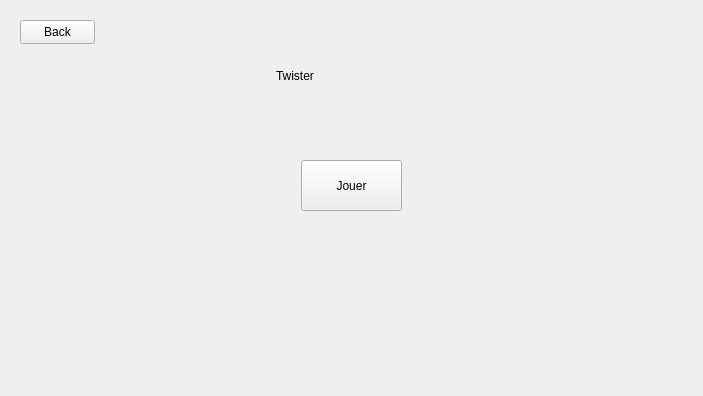
Before: the Qt Designer form testIHMClimingProject/testIHMClimingProject/twisterMenu.ui in simplyyCarlos/ClimbingProject, drawn with Qt 5.
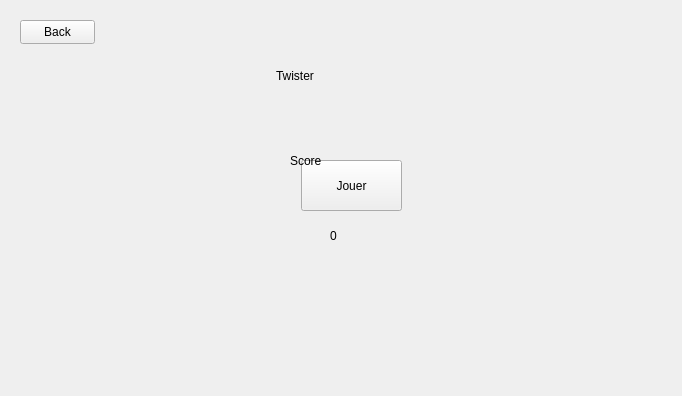
After: the same form once the commit is applied.

What changed in the file:
```diff
--- a/testIHMClimingProject/testIHMClimingProject/twisterMenu.ui
+++ b/testIHMClimingProject/testIHMClimingProject/twisterMenu.ui
@@ -6,7 +6,7 @@
    <rect>
     <x>0</x>
     <y>0</y>
-    <width>703</width>
+    <width>682</width>
     <height>396</height>
    </rect>
   </property>
@@ -52,6 +52,32 @@
     <string>Back</string>
    </property>
   </widget>
+  <widget class="QLabel" name="label_score">
+   <property name="geometry">
+    <rect>
+     <x>290</x>
+     <y>130</y>
+     <width>151</width>
+     <height>61</height>
+    </rect>
+   </property>
+   <property name="text">
+    <string>Score</string>
+   </property>
+  </widget>
+  <widget class="QLabel" name="label_number">
+   <property name="geometry">
+    <rect>
+     <x>330</x>
+     <y>210</y>
+     <width>51</width>
+     <height>51</height>
+    </rect>
+   </property>
+   <property name="text">
+    <string>0</string>
+   </property>
+  </widget>
  </widget>
  <resources/>
  <connections/>
```
